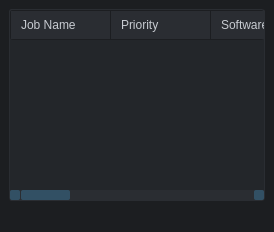
This is src/monitor/ui/main.ui in fcocc77/cats_farm as Qt 5 draws it before an edit. The edited form follows.
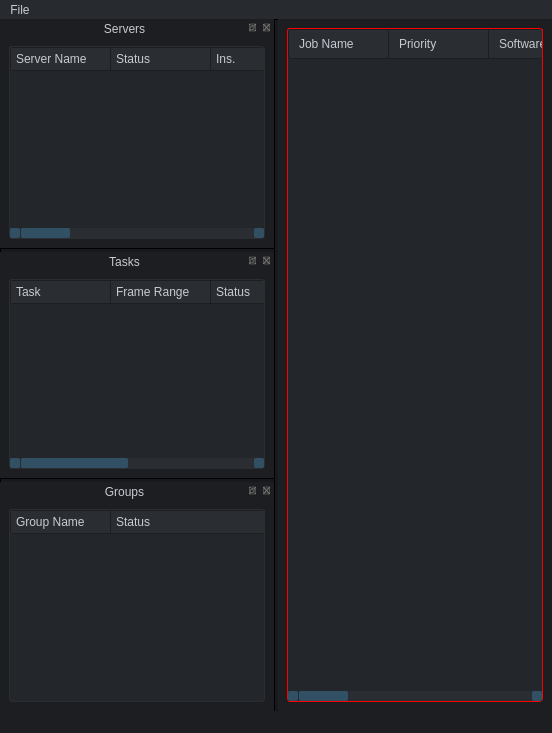
This is the edited form. Icons and pictures are not drawn.

What changed in the file:
```diff
--- a/src/monitor/ui/main.ui
+++ b/src/monitor/ui/main.ui
@@ -275,8 +275,24 @@
   border: 1px solid #2e3238;
   border-radius: 3px; }
 
-#jobs QHeaderView::section {
-  padding: 5px 10px 5px 10px; }
+* {
+  color: #c7cbd1;
+  margin: 0;
+  padding: 0;
+  outline: 0;
+  background: white;
+  background-color: white;
+  border: 0px;
+  font: 8pt "Tahoma"; }
+
+#jobs {
+  background-color: #23262a;
+  border: 1px solid red; }
+  #jobs QHeaderView::section {
+    border: 1px solid red;
+    padding: 5px 10px 5px 10px;
+    background-color: #2a2d32;
+    border: 0px solid transparent; }
 </string>
         </property>
         <!---->
@@ -341,17 +357,157 @@
                 </item>             
             </layout>
         </widget>
+        <widget class="QMenuBar" name="menu_bar">
+    <property name="geometry">
+        <rect>
+            <x>0</x>
+            <y>0</y>
+            <width>766</width>
+            <height>22</height>
+        </rect>
+    </property>
+    <widget class="QMenu" name="menuhola">
+        <property name="title">
+            <string>File</string>
+        </property>
+        <addaction name="actionhola" />
+        <addaction name="separator" />
+        <addaction name="actionsa" />
+    </widget>
+    <addaction name="menuhola" />
+</widget>
+        <widget class="QDockWidget" name="dockWidget">
+    <property name="windowTitle">
+        <string>Servers</string>
+    </property>
+    <attribute name="dockWidgetArea">
+        <number>1</number>
+    </attribute>
+    <widget class="QWidget" name="dockWidgetContents">
+        <layout class="QVBoxLayout" name="verticalLayout_2">
+            <item>
+                <widget class="QTreeWidget" name="servers">
+                    <column>
+    <property name="text">
+        <string notr="true">Server Name</string>
+    </property>
+</column>
+                    <column>
+    <property name="text">
+        <string notr="true">Status</string>
+    </property>
+</column>
+                    <column>
+    <property name="text">
+        <string notr="true">Ins.</string>
+    </property>
+</column>
+                    <column>
+    <property name="text">
+        <string notr="true">CPU Usage</string>
+    </property>
+</column>
+                    <column>
+    <property name="text">
+        <string notr="true">RAM Usage</string>
+    </property>
+</column>
+                    <column>
+    <property name="text">
+        <string notr="true">System</string>
+    </property>
+</column>
+                    <column>
+    <property name="text">
+        <string notr="true">IP</string>
+    </property>
+</column>
+                    <column>
+    <property name="text">
+        <string notr="true">VM</string>
+    </property>
+</column>
+                    <column>
+    <property name="text">
+        <string notr="true">Job Rendered</string>
+    </property>
+</column>
+                </widget>
+            </item>
+        </layout>
+    </widget>
+</widget>
+        <widget class="QDockWidget" name="dockWidget">
+    <property name="windowTitle">
+        <string>Tasks</string>
+    </property>
+    <attribute name="dockWidgetArea">
+        <number>1</number>
+    </attribute>
+    <widget class="QWidget" name="dockWidgetContents">
+        <layout class="QVBoxLayout" name="verticalLayout_2">
+            <item>
+                <widget class="QTreeWidget" name="tasks">
+                    <column>
+    <property name="text">
+        <string notr="true">Task</string>
+    </property>
+</column>
+                    <column>
+    <property name="text">
+        <string notr="true">Frame Range</string>
+    </property>
+</column>
+                    <column>
+    <property name="text">
+        <string notr="true">Status</string>
+    </property>
+</column>
+                    <column>
+    <property name="text">
+        <string notr="true">Server</string>
+    </property>
+</column>
+                    <column>
+    <property name="text">
+        <string notr="true">Time</string>
+    </property>
+</column>
 
-        <widget class="QMenuBar" name="menubar">
-            <property name="geometry">
-                <rect>
-                    <x>0</x>
-                    <y>0</y>
-                    <width>800</width>
-                    <height>22</height>
-                </rect>
-            </property>
-        </widget>
+
+                </widget>
+            </item>
+        </layout>
+    </widget>
+</widget>
+        <widget class="QDockWidget" name="dockWidget">
+    <property name="windowTitle">
+        <string>Groups</string>
+    </property>
+    <attribute name="dockWidgetArea">
+        <number>1</number>
+    </attribute>
+    <widget class="QWidget" name="dockWidgetContents">
+        <layout class="QVBoxLayout" name="verticalLayout_2">
+            <item>
+                <widget class="QTreeWidget" name="groups">
+                    <column>
+    <property name="text">
+        <string notr="true">Group Name</string>
+    </property>
+</column>
+                    <column>
+    <property name="text">
+        <string notr="true">Status</string>
+    </property>
+</column>
+
+
+                </widget>
+            </item>
+        </layout>
+    </widget>
+</widget>
         <widget class="QStatusBar" name="statusbar" />
     </widget>
     <resources />
```
Left out of the diff: 1 changed line with no effect on the pictures.
